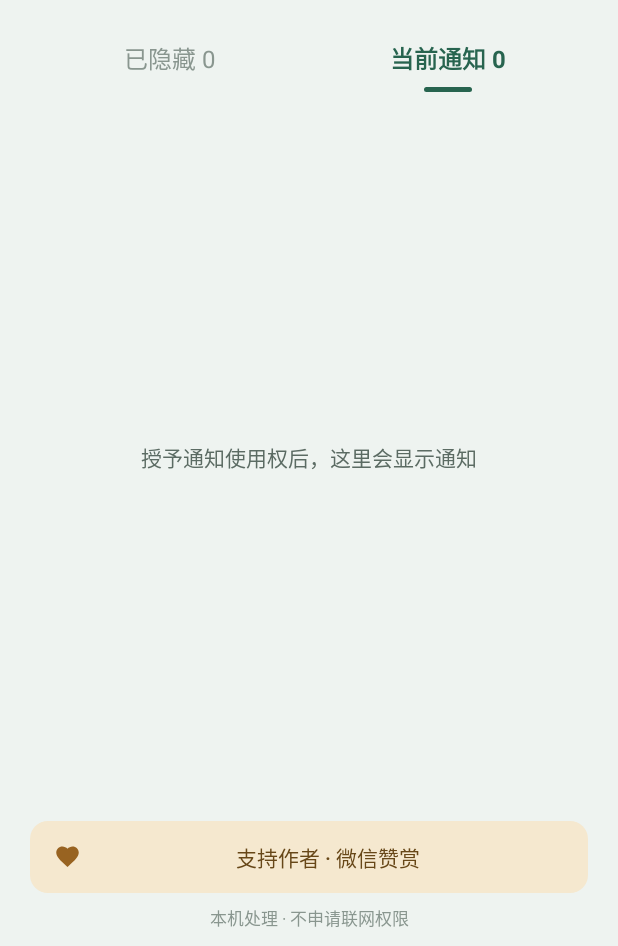
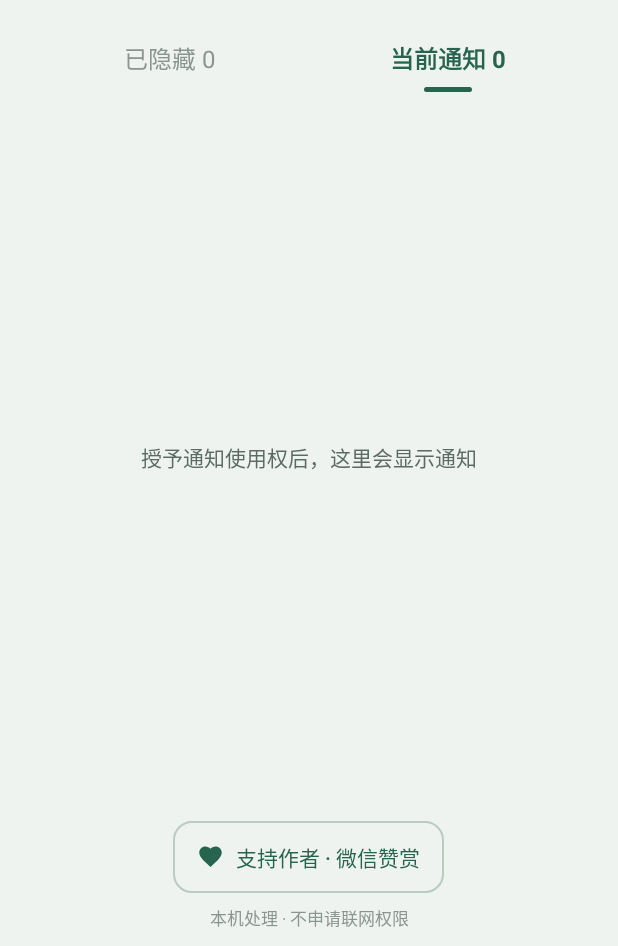
Before and after one commit to Sokya-Yip/notification-pocket, an Android app: the screen it shows after launch (MainActivity), on a phone screen of 412 x 824 dp, the part 290-1236 px from its top. Run offline under Robolectric (Android 15) with nearby library versions, the phone set to English and light mode, and no system bars.

Commit message:
Refine support entry and release v1.4.3

```diff
--- a/app/build.gradle
+++ b/app/build.gradle
@@ -16,8 +16,8 @@ android {
         applicationId 'com.notificationpocket'
         minSdk 27
         targetSdk 36
-        versionCode 7
-        versionName '1.4.2'
+        versionCode 8
+        versionName '1.4.3'
     }
 
     signingConfigs {
--- a/app/src/main/res/drawable/bg_support_button.xml
+++ b/app/src/main/res/drawable/bg_support_outline.xml
@@ -1,10 +1,13 @@
 <?xml version="1.0" encoding="utf-8"?>
 <ripple xmlns:android="http://schemas.android.com/apk/res/android"
-    android:color="@color/support_ripple">
+    android:color="@color/button_ripple">
     <item>
         <shape android:shape="rectangle">
-            <solid android:color="@color/support_warm" />
+            <solid android:color="@android:color/transparent" />
             <corners android:radius="12dp" />
+            <stroke
+                android:width="1dp"
+                android:color="@color/support_outline" />
         </shape>
     </item>
     <item android:id="@android:id/mask">
--- a/app/src/main/res/drawable/ic_support_heart.xml
+++ b/app/src/main/res/drawable/ic_support_heart.xml
@@ -4,6 +4,6 @@
     android:viewportWidth="24"
     android:viewportHeight="24">
     <path
-        android:fillColor="@color/support_heart"
+        android:fillColor="@color/forest"
         android:pathData="M12,21.35l-1.45,-1.32C5.4,15.36 2,12.28 2,8.5 2,5.42 4.42,3 7.5,3c1.74,0 3.41,0.81 4.5,2.09C13.09,3.81 14.76,3 16.5,3 19.58,3 22,5.42 22,8.5c0,3.78 -3.4,6.86 -8.55,11.54L12,21.35z" />
 </vector>
--- a/app/src/main/res/layout/activity_main.xml
+++ b/app/src/main/res/layout/activity_main.xml
@@ -209,14 +209,14 @@
     <Button
         style="@style/Widget.NotificationPocket.Button.Tonal"
         android:id="@+id/support_button"
-        android:layout_width="match_parent"
+        android:layout_width="wrap_content"
         android:layout_height="48dp"
+        android:layout_gravity="center_horizontal"
         android:layout_marginTop="8dp"
-        android:background="@drawable/bg_support_button"
+        android:background="@drawable/bg_support_outline"
         android:drawableStart="@drawable/ic_support_heart"
         android:drawablePadding="8dp"
-        android:text="@string/support_entry"
-        android:textColor="@color/support_ink" />
+        android:text="@string/support_entry" />
 
     <TextView
         android:layout_width="match_parent"
--- a/app/src/main/res/values/colors.xml
+++ b/app/src/main/res/values/colors.xml
@@ -8,10 +8,7 @@
     <color name="forest_pressed">#1D4F3E</color>
     <color name="soft_green">#DFEBE4</color>
     <color name="soft_green_pressed">#CFE0D6</color>
-    <color name="support_warm">#F5E8CF</color>
-    <color name="support_ink">#674718</color>
-    <color name="support_heart">#986321</color>
-    <color name="support_ripple">#29986321</color>
+    <color name="support_outline">#B8CCC1</color>
     <color name="button_ripple">#2927644F</color>
     <color name="divider">#D7E1DB</color>
     <color name="muted">#89968F</color>
```
Also changed, not shown: 7 other files.
